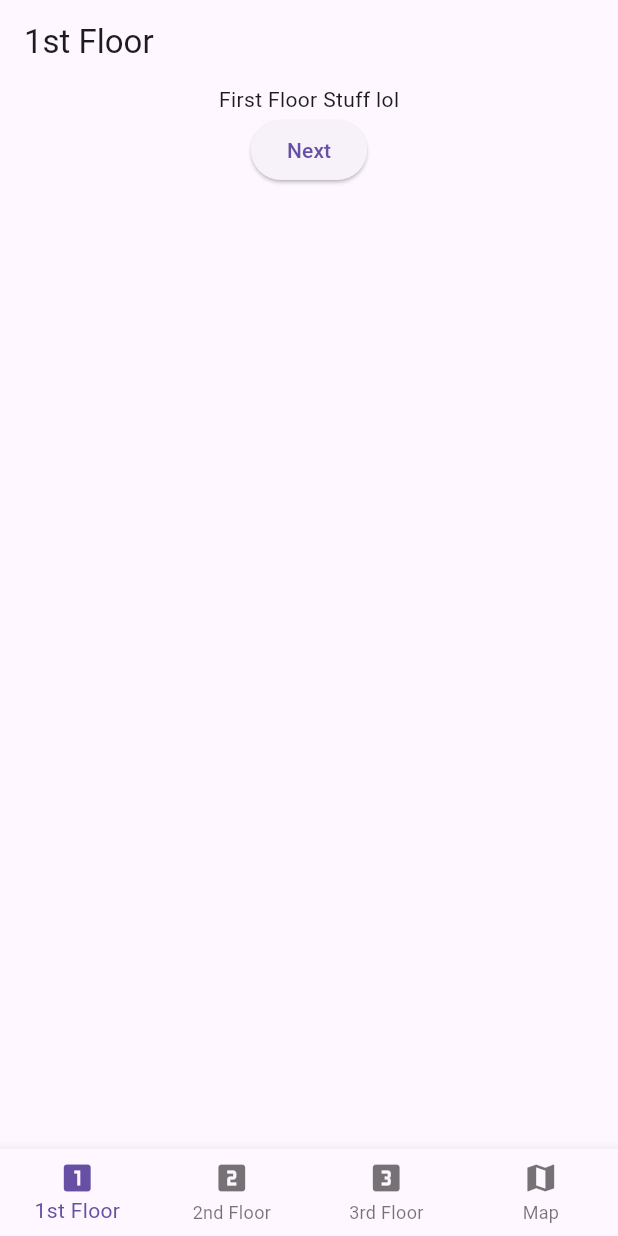
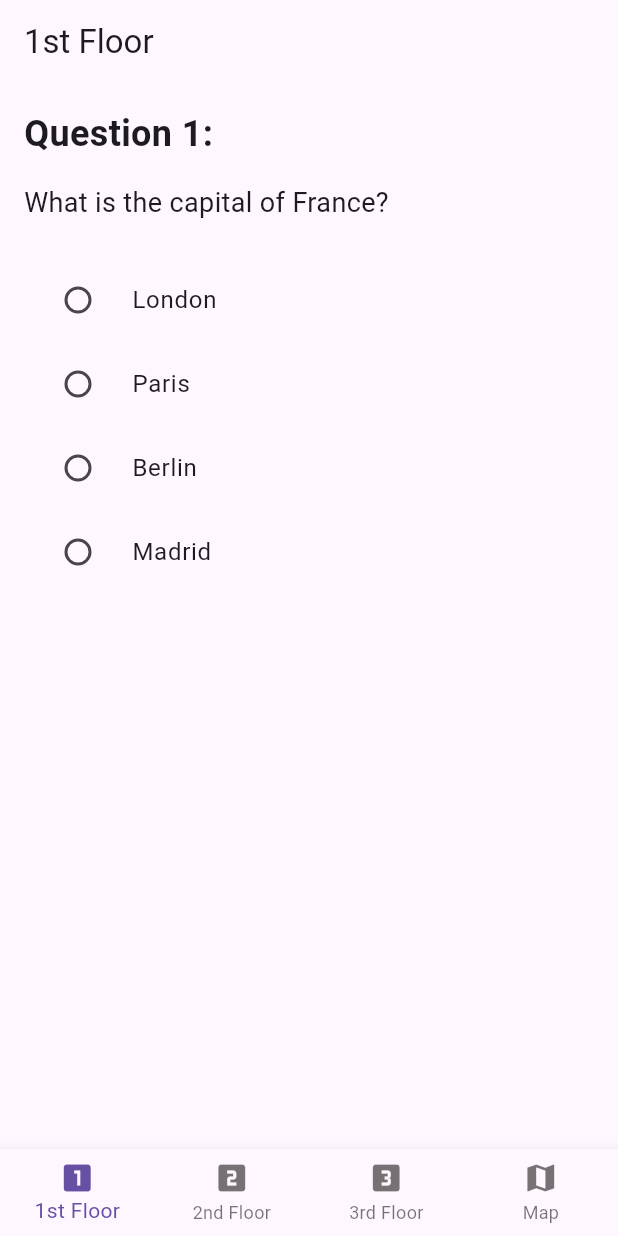
Before and after one commit to dor8d0/Branded-PFT-Scavenger-Hunt, a Flutter app: the screen it shows after launch, on a phone screen of 412 x 824 dp. Run offline on Flutter 3.47's test engine with Material 3 defaults, Android fonts, the phone set to English and light mode, and no system bars.

Commit message:
Adds logic for the first question of floor one

```diff
--- a/branded_pft_scavenger_hunt/lib/pages/first_floor_page.dart
+++ b/branded_pft_scavenger_hunt/lib/pages/first_floor_page.dart
@@ -23,8 +23,30 @@ class FirstFloorPage extends StatelessWidget {
   }
 }
 
-class FirstFloorQ1 extends StatelessWidget {
+class FirstFloorQ1 extends StatefulWidget {
   const FirstFloorQ1({super.key});
+
+  @override
+  State<FirstFloorQ1> createState() => _FirstFloorQ1State();
+}
+
+class _FirstFloorQ1State extends State<FirstFloorQ1> {
+  int? _selectedAnswer;
+
+  void _handleAnswerSelection(int? value) {
+    setState(() {
+      _selectedAnswer = value;
+    });
+
+    // If the correct answer (2) is selected, navigate to the next page
+    if (_selectedAnswer == 2) {
+      // Add a small delay to show the selection before navigating
+      Future.delayed(const Duration(milliseconds: 500), () {
+        final firstFloorPage = context.findAncestorWidgetOfExactType<FirstFloorPage>();
+        firstFloorPage?.onIndexChanged(1);
+      });
+    }
+  }
 
   @override
   Widget build(BuildContext context) {
@@ -32,17 +54,49 @@ class FirstFloorQ1 extends StatelessWidget {
       appBar: AppBar(
         title: const Text('1st Floor'),
       ),
-      body: Center(
+      body: Padding(
+        padding: const EdgeInsets.all(16.0),
         child: Column(
+          crossAxisAlignment: CrossAxisAlignment.start,
           children: [
-            const Text('First Floor Stuff lol'),
-            ElevatedButton(
-              onPressed: () {
-                // Find the parent FirstFloorPage and call its onIndexChanged
-                final firstFloorPage = context.findAncestorWidgetOfExactType<FirstFloorPage>();
-                firstFloorPage?.onIndexChanged(1);
-              },
-              child: const Text('Next'),
+            const Text(
+              'Question 1:',
+              style: TextStyle(
+                fontSize: 24,
+                fontWeight: FontWeight.bold,
+              ),
+            ),
+            const SizedBox(height: 16),
+            const Text(
+              'What is the capital of France?',
+              style: TextStyle(
+                fontSize: 18,
+              ),
+            ),
+            const SizedBox(height: 24),
+            RadioListTile<int>(
+              title: const Text('London'),
+              value: 1,
+              groupValue: _selectedAnswer,
+              onChanged: _handleAnswerSelection,
+            ),
+            RadioListTile<int>(
+              title: const Text('Paris'),
+              value: 2,
+              groupValue: _selectedAnswer,
+              onChanged: _handleAnswerSelection,
+            ),
+            RadioListTile<int>(
+              title: const Text('Berlin'),
+              value: 3,
+              groupValue: _selectedAnswer,
+              onChanged: _handleAnswerSelection,
+            ),
+            RadioListTile<int>(
+              title: const Text('Madrid'),
+              value: 4,
+              groupValue: _selectedAnswer,
+              onChanged: _handleAnswerSelection,
             ),
           ],
         ),
```
